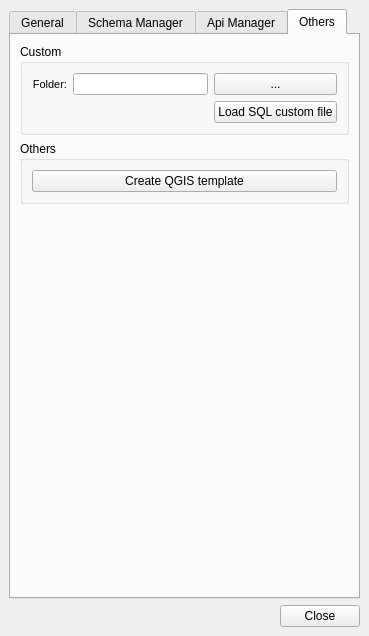
Giswater/giswater_qgis_plugin, file ui/readsql.ui: the form before one commit.
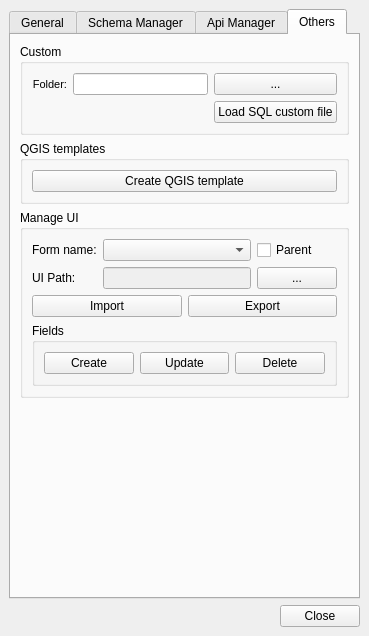
The form after the commit. The open tabs and pages were chosen to show the change. Icons and pictures are not drawn.

Commit message: wip import / export ui

```diff
--- a/ui/readsql.ui
+++ b/ui/readsql.ui
@@ -584,6 +584,35 @@
         <string>Others</string>
        </attribute>
        <layout class="QGridLayout" name="gridLayout_3">
+        <item row="4" column="0">
+         <spacer name="verticalSpacer_3">
+          <property name="orientation">
+           <enum>Qt::Vertical</enum>
+          </property>
+          <property name="sizeHint" stdset="0">
+           <size>
+            <width>20</width>
+            <height>40</height>
+           </size>
+          </property>
+         </spacer>
+        </item>
+        <item row="2" column="0">
+         <widget class="QGroupBox" name="groupBox">
+          <property name="title">
+           <string>QGIS templates</string>
+          </property>
+          <layout class="QGridLayout" name="gridLayout_14">
+           <item row="0" column="0">
+            <widget class="QPushButton" name="btn_create_qgis_template">
+             <property name="text">
+              <string>Create QGIS template</string>
+             </property>
+            </widget>
+           </item>
+          </layout>
+         </widget>
+        </item>
         <item row="0" column="0">
          <widget class="QGroupBox" name="groupBox_7">
           <property name="title">
@@ -656,35 +685,114 @@
           </layout>
          </widget>
         </item>
-        <item row="2" column="0">
-         <widget class="QGroupBox" name="groupBox">
+        <item row="3" column="0">
+         <widget class="QGroupBox" name="groupBox_6">
           <property name="title">
-           <string>Others</string>
+           <string>Manage UI</string>
           </property>
-          <layout class="QGridLayout" name="gridLayout_14">
-           <item row="0" column="0">
-            <widget class="QPushButton" name="btn_create_qgis_template">
+          <layout class="QGridLayout" name="gridLayout_15">
+           <item row="2" column="1">
+            <widget class="QLineEdit" name="tpath">
+             <property name="enabled">
+              <bool>false</bool>
+             </property>
+            </widget>
+           </item>
+           <item row="4" column="0" colspan="3">
+            <widget class="QGroupBox" name="groupBox_8">
+             <property name="title">
+              <string>Fields</string>
+             </property>
+             <layout class="QGridLayout" name="gridLayout_18">
+              <item row="0" column="0">
+               <layout class="QGridLayout" name="gridLayout_17">
+                <item row="0" column="1">
+                 <widget class="QPushButton" name="btn_update_field">
+                  <property name="text">
+                   <string>Update</string>
+                  </property>
+                 </widget>
+                </item>
+                <item row="0" column="0">
+                 <widget class="QPushButton" name="btn_create_field">
+                  <property name="text">
+                   <string>Create</string>
+                  </property>
+                 </widget>
+                </item>
+                <item row="0" column="2">
+                 <widget class="QPushButton" name="btn_delete_field">
+                  <property name="text">
+                   <string>Delete</string>
+                  </property>
+                 </widget>
+                </item>
+               </layout>
+              </item>
+             </layout>
+            </widget>
+           </item>
+           <item row="3" column="0" colspan="3">
+            <layout class="QGridLayout" name="gridLayout_16">
+             <item row="0" column="0">
+              <widget class="QPushButton" name="btn_import_ui">
+               <property name="text">
+                <string>Import</string>
+               </property>
+              </widget>
+             </item>
+             <item row="0" column="1">
+              <widget class="QPushButton" name="btn_export_ui">
+               <property name="text">
+                <string>Export</string>
+               </property>
+              </widget>
+             </item>
+            </layout>
+           </item>
+           <item row="2" column="2">
+            <widget class="QPushButton" name="btn_path">
+             <property name="enabled">
+              <bool>true</bool>
+             </property>
+             <property name="sizePolicy">
+              <sizepolicy hsizetype="Maximum" vsizetype="Fixed">
+               <horstretch>0</horstretch>
+               <verstretch>0</verstretch>
+              </sizepolicy>
+             </property>
              <property name="text">
-              <string>Create QGIS template</string>
+              <string>...</string>
+             </property>
+            </widget>
+           </item>
+           <item row="1" column="1">
+            <widget class="QComboBox" name="cmb_formname"/>
+           </item>
+           <item row="1" column="0">
+            <widget class="QLabel" name="label_4">
+             <property name="text">
+              <string>Form name:</string>
+             </property>
+            </widget>
+           </item>
+           <item row="2" column="0">
+            <widget class="QLabel" name="label_6">
+             <property name="text">
+              <string>UI Path:</string>
+             </property>
+            </widget>
+           </item>
+           <item row="1" column="2">
+            <widget class="QCheckBox" name="chk_parent">
+             <property name="text">
+              <string>Parent</string>
              </property>
             </widget>
            </item>
           </layout>
          </widget>
         </item>
-        <item row="3" column="0">
-         <spacer name="verticalSpacer_3">
-          <property name="orientation">
-           <enum>Qt::Vertical</enum>
-          </property>
-          <property name="sizeHint" stdset="0">
-           <size>
-            <width>20</width>
-            <height>40</height>
-           </size>
-          </property>
-         </spacer>
-        </item>
        </layout>
       </widget>
      </widget>
```
Left out of the diff: 16 changed lines with no effect on the pictures. The commit also changes 3 other files.
